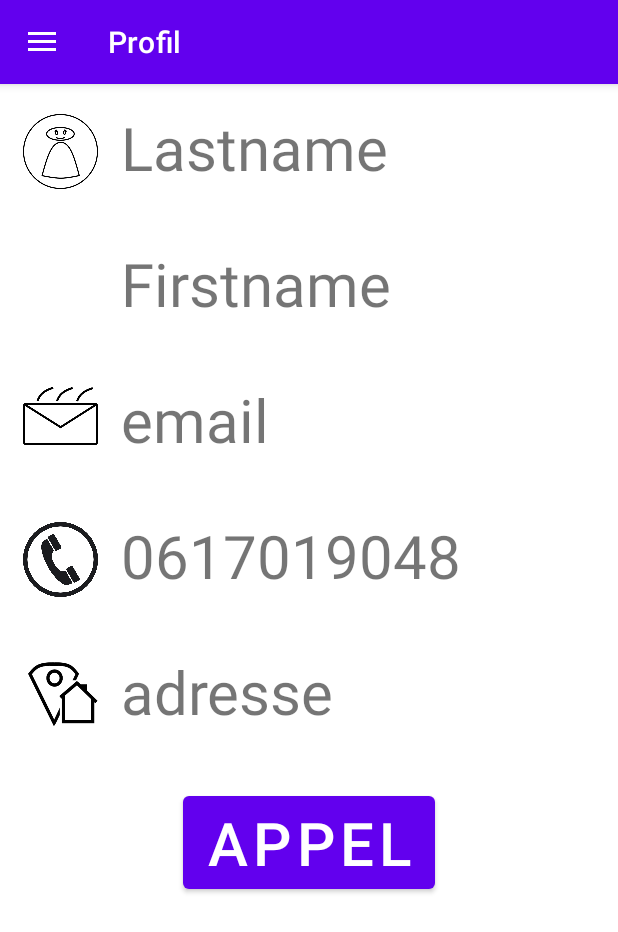
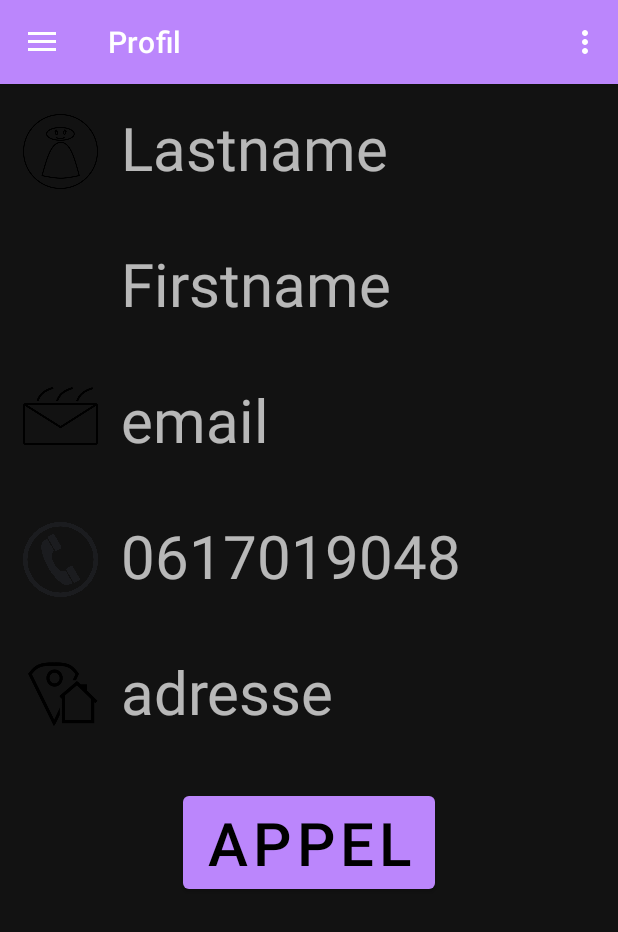
Before and after one commit to lu0gj/AppST5v1, an Android app: the PagePrincipale screen opened directly, with no data from a screen before it, on a phone screen of 412 x 824 dp. Shown: the top 932 px of the screen. Run offline under Robolectric (Android 15) with nearby library versions, the phone set to English and light mode, and no system bars; our stand-ins replace navigation-ui.

Commit message:
Mode sombre

```diff
--- a/app/src/main/java/com/example/appst5v1/LoadJson.java
+++ b/app/src/main/java/com/example/appst5v1/LoadJson.java
@@ -31,7 +31,6 @@ public class LoadJson {
                 @Override
                 protected void onPostExecute(Void result) {
                     super.onPostExecute(result);
-
                 }
 
             };
--- a/app/src/main/java/com/example/appst5v1/MainActivity.java
+++ b/app/src/main/java/com/example/appst5v1/MainActivity.java
@@ -9,6 +9,7 @@ import com.google.android.material.floatingactionbutton.FloatingActionButton;
 import com.google.android.material.snackbar.Snackbar;
 import com.google.android.material.navigation.NavigationView;
 
+import androidx.appcompat.app.AppCompatDelegate;
 import androidx.navigation.NavController;
 import androidx.navigation.Navigation;
 import androidx.navigation.ui.AppBarConfiguration;
--- a/app/src/main/res/menu/main.xml
+++ b/app/src/main/res/menu/main.xml
@@ -1,9 +1,15 @@
 <?xml version="1.0" encoding="utf-8"?>
 <menu xmlns:android="http://schemas.android.com/apk/res/android"
     xmlns:app="http://schemas.android.com/apk/res-auto">
-    <!--<item
-        android:id="@+id/action_settings"
+    <item
+        android:id="@+id/dark_mode"
         android:orderInCategory="100"
-        android:title="@string/action_settings"
-        app:showAsAction="never" />-->
+        android:title="@string/dark_mode"
+        app:showAsAction="never" />
+
+    <item
+        android:id="@+id/light_mode"
+        android:orderInCategory="100"
+        android:title="@string/light_mode"
+        app:showAsAction="never" />
 </menu>
--- a/app/src/main/res/values/strings.xml
+++ b/app/src/main/res/values/strings.xml
@@ -21,4 +21,6 @@
     <string name="menu_statistiques">Statistiques</string>
     <string name="callMe">Appel</string>
     <string name="proches">Proches</string>
+    <string name="dark_mode">Sombre</string>
+    <string name="light_mode">Claire</string>
 </resources>
```
Also changed, not shown: app/src/main/java/com/example/appst5v1/ui/PagePrincipale.java (+24 -0 lines). Lines whose indentation alone changed are shown as unchanged.
